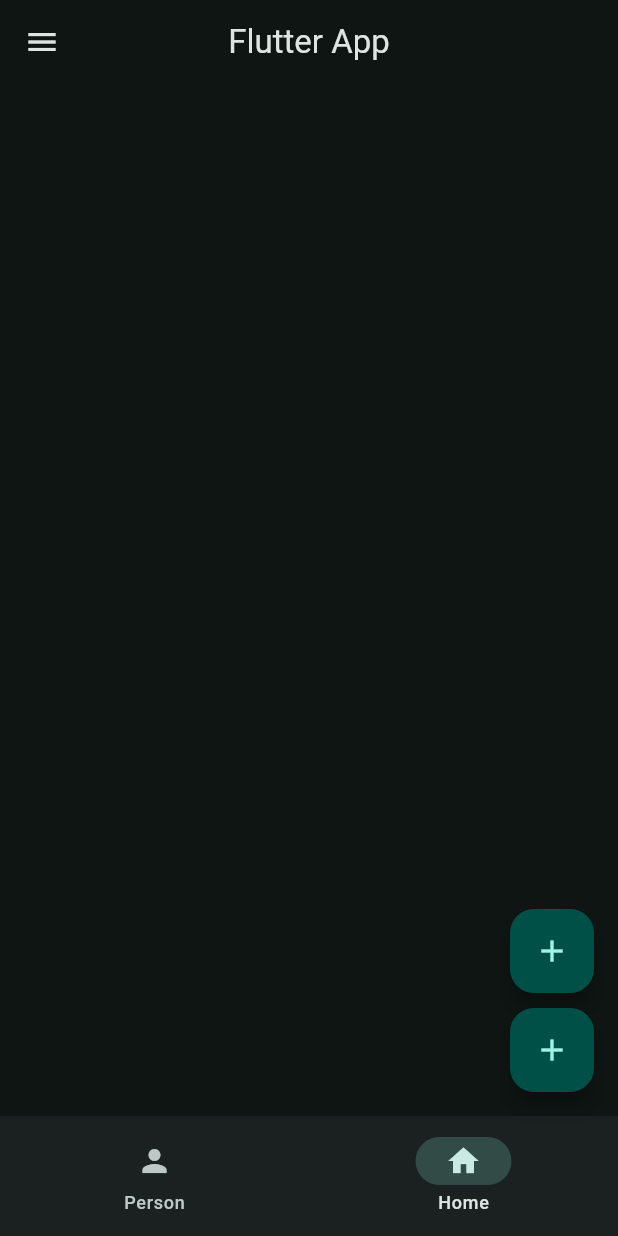
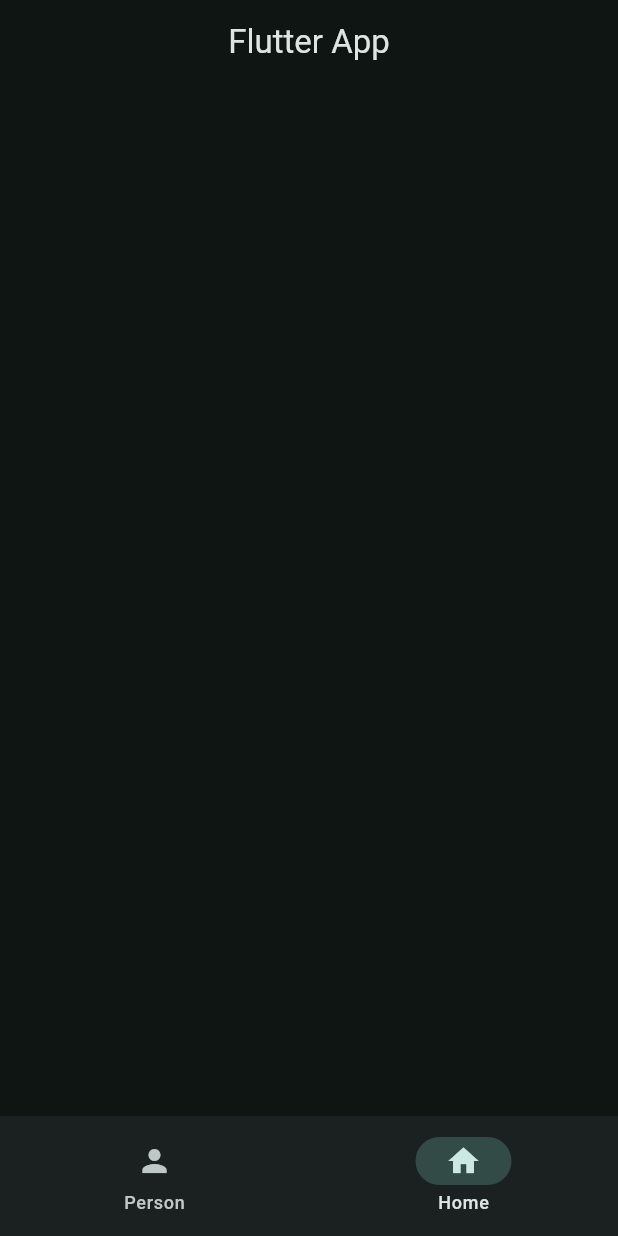
Before and after one commit to parsaestakhry/flutter_app, a Flutter app: the screen it shows after launch, on a phone screen of 412 x 824 dp. Run offline on Flutter 3.47's test engine with Material 3 defaults, Android fonts, the phone set to English and light mode, and no system bars.

Commit message:
remove unused code

```diff
--- a/lib/main.dart
+++ b/lib/main.dart
@@ -28,35 +28,7 @@ class MyApp extends StatelessWidget {
       home: Scaffold(
         // * more like navbaaaar
         appBar: AppBar(title: Text("Flutter App"), centerTitle: true),
-        drawer: Drawer(
-          child: Column(
-            children: [
-              DrawerHeader(child: Text("drawer")),
-              ListTile(title: Text("Logout")),
-            ],
-          ),
-        ),
-        // * float buttons
-        floatingActionButton: Column(
-          mainAxisSize: MainAxisSize.min,
-          children: [
-            FloatingActionButton(
-              onPressed: () {
-                print("button clicked");
-              },
-              // * icon for the button
-              child: Icon(Icons.add),
-            ),
-            //* space between the buttons
-            SizedBox(height: 10.0),
-            FloatingActionButton(
-              onPressed: () {
-                print("button clicked");
-              },
-              child: Icon(Icons.add),
-            ),
-          ],
-        ),
+
         // * bottom navbaaaaaaar
         bottomNavigationBar: NavigationBar(
           // * where should the icons be
```
